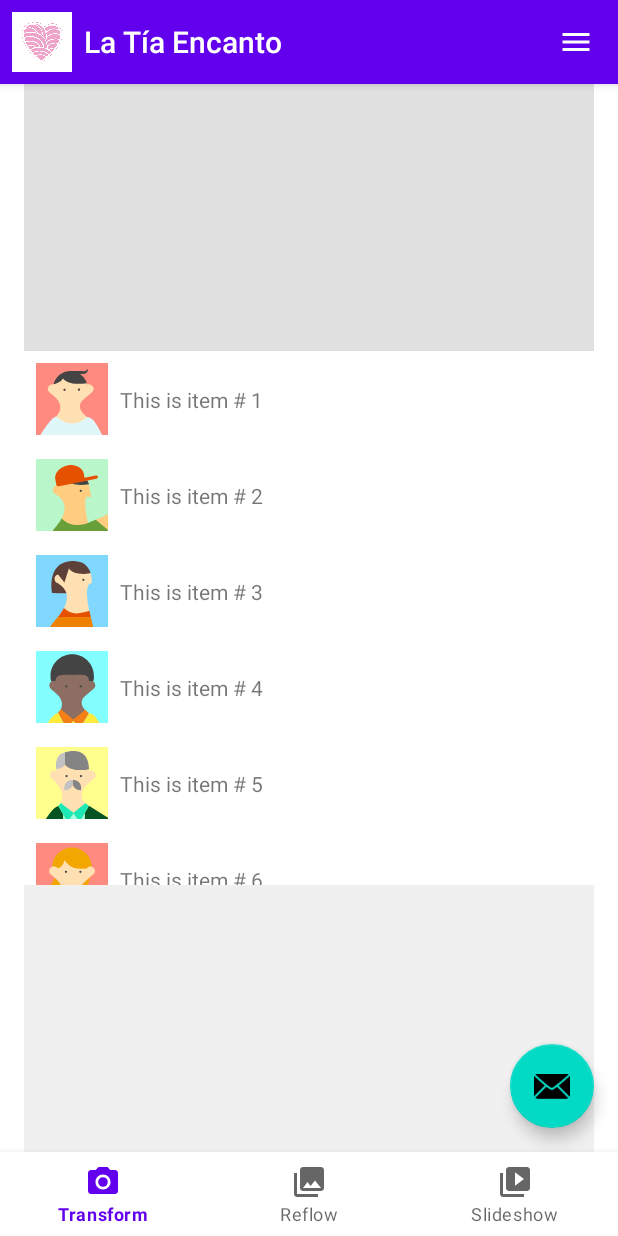
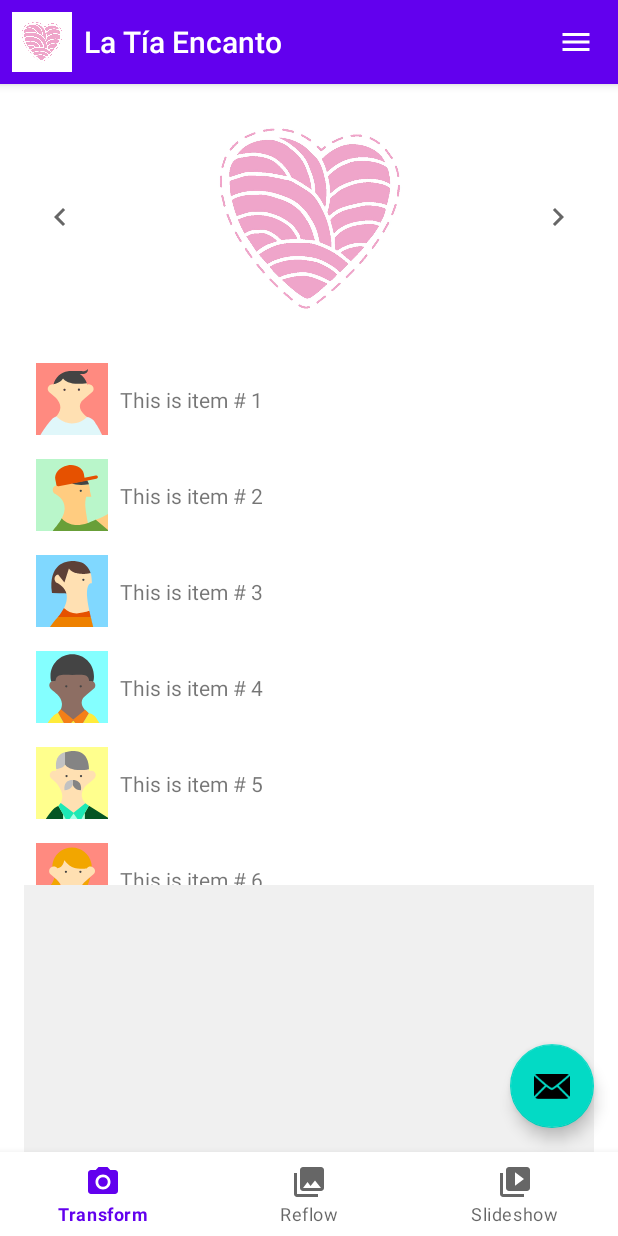
Before and after one commit to aflaogonzalez/Android_LTE_App, an Android app: the screen it shows after launch (MainActivity), on a phone screen of 412 x 824 dp. Run offline under Robolectric (Android 15) with nearby library versions, the phone set to English and light mode, and no system bars; our stand-ins replace navigation-ui; 1 statement that could not run was skipped.

Commit message:
se comienza a diseñar la primera zona con una estructura tipo carrusel cuando la pantalla este en posicion normal

```diff
--- a/app/src/main/java/cl/lte/lte_app/MainActivity.kt
+++ b/app/src/main/java/cl/lte/lte_app/MainActivity.kt
@@ -2,12 +2,14 @@ package cl.lte.lte_app
 
 import android.os.Bundle
 import android.view.Menu
-import android.view.MenuItem
 import android.view.View
+import android.view.animation.AnimationUtils
+import android.widget.FrameLayout
+import android.widget.ImageSwitcher
+import android.widget.ImageView
 import androidx.appcompat.app.AppCompatActivity
 import androidx.core.view.GravityCompat
 import androidx.navigation.NavController
-import androidx.navigation.findNavController
 import androidx.navigation.fragment.NavHostFragment
 import androidx.navigation.ui.AppBarConfiguration
 import androidx.navigation.ui.navigateUp
@@ -22,20 +24,28 @@ class MainActivity : AppCompatActivity() {
     private lateinit var binding: ActivityMainBinding
     private lateinit var navController: NavController
 
+    // --- INICIO: Variables para la galería de imágenes ---
+    private lateinit var imageSwitcher: ImageSwitcher
+    private val images = listOf(
+        R.drawable.logo, // REEMPLAZA ESTO con tu primera imagen
+        R.drawable.ic_menu, // REEMPLAZA ESTO con tu segunda imagen
+        R.drawable.ic_arrow_right // REEMPLAZA ESTO con tu tercera imagen
+    )
+    private var currentImageIndex = 0
+    // --- FIN: Variables para la galería de imágenes ---
+
     override fun onCreate(savedInstanceState: Bundle?) {
         super.onCreate(savedInstanceState)
         binding = ActivityMainBinding.inflate(layoutInflater)
         setContentView(binding.root)
         setSupportActionBar(binding.appBarMain.toolbar)
 
-        // Oculta el título predeterminado, ya que usamos nuestro propio diseño
         supportActionBar?.setDisplayShowTitleEnabled(false)
 
         val navHostFragment =
             supportFragmentManager.findFragmentById(R.id.nav_host_fragment_content_main) as NavHostFragment
         navController = navHostFragment.navController
 
-        // Define los destinos de nivel superior (las pantallas principales)
         val topLevelDestinations = setOf(
             R.id.nav_transform, R.id.nav_reflow, R.id.nav_slideshow, R.id.nav_settings
         )
@@ -45,37 +55,36 @@ class MainActivity : AppCompatActivity() {
             binding.drawerLayout
         )
 
-        // Configura la barra de acción para que funcione con NavController.
         setupActionBarWithNavController(navController, appBarConfiguration)
 
-        // Conecta el Navigation Drawer y el Bottom Navigation View con el NavController
         binding.navView?.setupWithNavController(navController)
         binding.appBarMain.contentMain.bottomNavView?.setupWithNavController(navController)
 
-        // ---- INICIO DE LA PERSONALIZACIÓN DE LA TOOLBAR ----
+        // --- INICIO: Lógica de la galería y personalización de la Toolbar ---
 
-        // Asigna la acción de abrir el cajón a nuestro botón de hamburguesa personalizado (el de la derecha)
+        // Solo inicializa la galería si los controles existen (solo en modo portrait)
+        binding.appBarMain.contentMain.imageSwitcher?.let {
+            setupImageGallery()
+        }
+
         binding.appBarMain.toolbarHamburgerIcon?.setOnClickListener {
             binding.drawerLayout?.openDrawer(GravityCompat.START)
         }
 
-        // Escucha los cambios de destino para mostrar/ocultar los elementos correctos
         navController.addOnDestinationChangedListener { _, destination, _ ->
             val isTopLevel = appBarConfiguration.topLevelDestinations.contains(destination.id)
 
             if (isTopLevel) {
-                // ESTAMOS EN UNA PANTALLA PRINCIPAL
                 binding.appBarMain.toolbar.navigationIcon = null
                 binding.appBarMain.toolbarLogoLayout?.visibility = View.VISIBLE
                 binding.appBarMain.toolbarHamburgerIcon?.visibility = View.VISIBLE
             } else {
-                // ESTAMOS EN UNA PANTALLA SECUNDARIA
                 binding.appBarMain.toolbarLogoLayout?.visibility = View.GONE
                 binding.appBarMain.toolbarHamburgerIcon?.visibility = View.GONE
             }
         }
 
-        // ---- FIN DE LA PERSONALIZACIÓN ----
+        // --- FIN: Lógica de la galería y personalización de la Toolbar ---
 
         binding.appBarMain.fab?.setOnClickListener { view ->
             Snackbar.make(view, "Replace with your own action", Snackbar.LENGTH_LONG)
@@ -84,9 +93,40 @@ class MainActivity : AppCompatActivity() {
         }
     }
 
-    // Se sobreescribe para evitar que se infle el menú de 3 puntos.
+    private fun setupImageGallery() {
+        imageSwitcher = binding.appBarMain.contentMain.imageSwitcher!!
+
+        imageSwitcher.setFactory {
+            val imageView = ImageView(applicationContext)
+            imageView.scaleType = ImageView.ScaleType.FIT_CENTER
+            imageView.layoutParams = FrameLayout.LayoutParams(
+                FrameLayout.LayoutParams.MATCH_PARENT, FrameLayout.LayoutParams.MATCH_PARENT)
+            imageView
+        }
+
+        // Añade animaciones de fundido para el cambio de imagen
+        val fadeIn = AnimationUtils.loadAnimation(this, android.R.anim.fade_in)
+        val fadeOut = AnimationUtils.loadAnimation(this, android.R.anim.fade_out)
+        imageSwitcher.inAnimation = fadeIn
+        imageSwitcher.outAnimation = fadeOut
+
+        // Establece la imagen inicial
+        imageSwitcher.setImageResource(images[currentImageIndex])
+
+        // Configura el botón "Siguiente"
+        binding.appBarMain.contentMain.buttonNext?.setOnClickListener {
+            currentImageIndex = (currentImageIndex + 1) % images.size
+            imageSwitcher.setImageResource(images[currentImageIndex])
+        }
+
+        // Configura el botón "Anterior"
+        binding.appBarMain.contentMain.buttonPrev?.setOnClickListener {
+            currentImageIndex = (currentImageIndex - 1 + images.size) % images.size
+            imageSwitcher.setImageResource(images[currentImageIndex])
+        }
+    }
+
     override fun onCreateOptionsMenu(menu: Menu): Boolean {
-        // No se infla ningún menú aquí para eliminar los 3 puntos.
         return true
     }
 
--- /dev/null
+++ b/app/src/main/res/drawable/ic_arrow_left.xml
@@ -0,0 +1,10 @@
+<vector xmlns:android="http://schemas.android.com/apk/res/android"
+    android:width="24dp"
+    android:height="24dp"
+    android:viewportWidth="24.0"
+    android:viewportHeight="24.0"
+    android:tint="?attr/colorControlNormal">
+  <path
+      android:fillColor="@android:color/white"
+      android:pathData="M15.41,7.41L14,6l-6,6 6,6 1.41,-1.41L10.83,12z"/>
+</vector>
--- /dev/null
+++ b/app/src/main/res/drawable/ic_arrow_right.xml
@@ -0,0 +1,10 @@
+<vector xmlns:android="http://schemas.android.com/apk/res/android"
+    android:width="24dp"
+    android:height="24dp"
+    android:viewportWidth="24.0"
+    android:viewportHeight="24.0"
+    android:tint="?attr/colorControlNormal">
+  <path
+      android:fillColor="@android:color/white"
+      android:pathData="M8.59,16.59L13.17,12 8.59,7.41 10,6l6,6 -6,6 -1.41,-1.41z"/>
+</vector>
--- /dev/null
+++ b/app/src/main/res/layout-land/content_main.xml
@@ -0,0 +1,53 @@
+<?xml version="1.0" encoding="utf-8"?>
+<LinearLayout xmlns:android="http://schemas.android.com/apk/res/android"
+    xmlns:app="http://schemas.android.com/apk/res-auto"
+    xmlns:tools="http://schemas.android.com/tools"
+    android:layout_width="match_parent"
+    android:layout_height="match_parent"
+    android:orientation="horizontal"
+    app:layout_behavior="@string/appbar_scrolling_view_behavior"
+    tools:showIn="@layout/app_bar_main">
+
+    <!-- Contenedor principal para las 3 zonas, apiladas horizontalmente -->
+    <LinearLayout
+        android:layout_width="match_parent"
+        android:layout_height="match_parent"
+        android:orientation="horizontal"
+        android:paddingHorizontal="@dimen/fragment_horizontal_margin">
+
+        <!-- Zona Izquierda (equivalente a la Zona Superior del modo vertical) -->
+        <FrameLayout
+            android:id="@+id/zone_top"
+            android:layout_width="0dp"
+            android:layout_height="match_parent"
+            android:layout_weight="1"
+            android:background="#E0E0E0"/> <!-- Fondo temporal para visibilidad -->
+
+        <!-- Zona Central (Contenido Principal) -->
+        <FrameLayout
+            android:id="@+id/zone_middle"
+            android:layout_width="0dp"
+            android:layout_height="match_parent"
+            android:layout_weight="2"> <!-- Más espacio para el contenido principal -->
+
+            <androidx.fragment.app.FragmentContainerView
+                android:id="@+id/nav_host_fragment_content_main"
+                android:name="androidx.navigation.fragment.NavHostFragment"
+                android:layout_width="match_parent"
+                android:layout_height="match_parent"
+                app:defaultNavHost="true"
+                app:navGraph="@navigation/mobile_navigation" />
+        </FrameLayout>
+
+        <!-- Zona Derecha (equivalente a la Zona Inferior del modo vertical) -->
+        <FrameLayout
+            android:id="@+id/zone_bottom"
+            android:layout_width="0dp"
+            android:layout_height="match_parent"
+            android:layout_weight="1"
+            android:background="#F0F0F0"/> <!-- Fondo temporal para visibilidad -->
+    </LinearLayout>
+
+    <!-- La barra de navegación inferior se omite intencionadamente en el modo landscape -->
+
+</LinearLayout>
--- a/app/src/main/res/layout/content_main.xml
+++ b/app/src/main/res/layout/content_main.xml
@@ -16,13 +16,37 @@
         android:orientation="vertical"
         android:paddingHorizontal="@dimen/fragment_horizontal_margin">
 
-        <!-- Zona Superior -->
-        <FrameLayout
+        <!-- Zona Superior: Carrusel de imágenes -->
+        <RelativeLayout
             android:id="@+id/zone_top"
             android:layout_width="match_parent"
             android:layout_height="0dp"
-            android:layout_weight="1"
-            android:background="#E0E0E0"/> <!-- Fondo temporal para visibilidad -->
+            android:layout_weight="1">
+
+            <ImageSwitcher
+                android:id="@+id/image_switcher"
+                android:layout_width="match_parent"
+                android:layout_height="match_parent" />
+
+            <ImageButton
+                android:id="@+id/button_prev"
+                android:layout_width="48dp"
+                android:layout_height="48dp"
+                android:layout_centerVertical="true"
+                android:layout_alignParentStart="true"
+                android:background="?attr/selectableItemBackgroundBorderless"
+                android:src="@drawable/ic_arrow_left" />
+
+            <ImageButton
+                android:id="@+id/button_next"
+                android:layout_width="48dp"
+                android:layout_height="48dp"
+                android:layout_centerVertical="true"
+                android:layout_alignParentEnd="true"
+                android:background="?attr/selectableItemBackgroundBorderless"
+                android:src="@drawable/ic_arrow_right" />
+
+        </RelativeLayout>
 
         <!-- Zona Central (Contenido Principal) -->
         <FrameLayout
```
